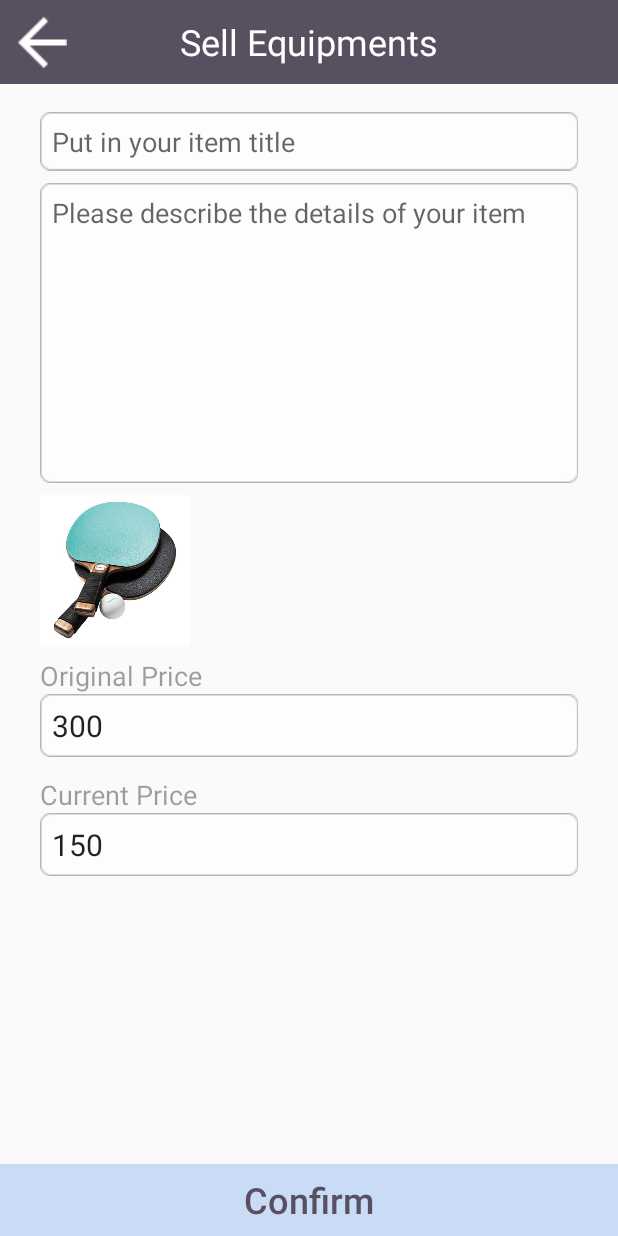
After one commit to Willqiangyw/Pingterest, an Android app: the SellEquipmentActivity screen opened directly, with no data from a screen before it, on a phone screen of 412 x 824 dp. The commit adds this screen. Run offline under Robolectric (Android 15) with nearby library versions, the phone set to English and light mode, and no system bars; our stand-ins replace Firebase (no records; nobody signed in at launch, a user with empty details on screens opened directly); Roboto replaces fonts that are not available here; 1 statement that could not run was skipped.

Commit message:
finished sell equipment page

```diff
--- a/app/build.gradle
+++ b/app/build.gradle
@@ -37,4 +37,5 @@ dependencies {
 }
 
 
+
 apply plugin: 'com.google.gms.google-services'
--- a/app/src/main/AndroidManifest.xml
+++ b/app/src/main/AndroidManifest.xml
@@ -77,7 +77,8 @@
         <activity
             android:name=".Main2Activity"
             android:label="@string/title_activity_main2"
-            android:theme="@style/Theme.AppCompat.Light.NoActionBar"></activity>
+            android:theme="@style/Theme.AppCompat.Light.NoActionBar" />
+        <activity android:name=".SellEquipmentActivity"></activity>
     </application>
 
 </manifest>
--- a/app/src/main/java/com/example/yunweiqiang/pingterest/SearchActivity.java
+++ b/app/src/main/java/com/example/yunweiqiang/pingterest/SearchActivity.java
@@ -156,4 +156,9 @@ public class SearchActivity extends AppCompatActivity {
         adapter.stopListening();
     }
 
+    public void sell(View view){
+        Intent intent = new Intent(this, SellEquipmentActivity.class);
+        startActivity(intent);
+    }
+
 }
--- /dev/null
+++ b/app/src/main/java/com/example/yunweiqiang/pingterest/SellEquipmentActivity.java
@@ -0,0 +1,100 @@
+package com.example.yunweiqiang.pingterest;
+
+import android.support.v7.app.AppCompatActivity;
+import android.os.Bundle;
+import android.support.v7.widget.Toolbar;
+import android.text.TextUtils;
+import android.view.View;
+import android.widget.EditText;
+import android.widget.Toast;
+
+import com.google.firebase.auth.FirebaseAuth;
+import com.google.firebase.auth.FirebaseUser;
+import com.google.firebase.database.DatabaseReference;
+import com.google.firebase.database.FirebaseDatabase;
+
+import java.io.IOException;
+import java.text.DateFormat;
+import java.util.Calendar;
+import java.util.Date;
+
+public class SellEquipmentActivity extends AppCompatActivity {
+
+    private FirebaseAuth mAuth;
+    private FirebaseUser user;
+
+    private String userEmail;
+    private String userKey;
+
+    private EditText mTitle, mDescription, mUsedPrice, mNewPrice;
+    private String title, description, usedPrice, newPrice, seller, sellerKey, sellAddr, sellTime;
+
+
+    private DateFormat df = DateFormat.getDateInstance(DateFormat.SHORT);
+    private DatabaseReference mDatabase;
+
+    @Override
+    protected void onCreate(Bundle savedInstanceState) {
+        super.onCreate(savedInstanceState);
+        setContentView(R.layout.activity_sell_equipment);
+
+        Toolbar toolbar = (Toolbar) findViewById(R.id.toolbarSellEquipment);
+        toolbar.setNavigationIcon(R.drawable.returnbutton);
+        toolbar.setNavigationOnClickListener(new View.OnClickListener() {
+            @Override
+            public void onClick(View v) {
+                onBackPressed();
+            }
+        });
+
+        mAuth = FirebaseAuth.getInstance();
+        user = mAuth.getCurrentUser();
+
+        if (user != null) {
+            userEmail = user.getEmail();
+            userKey = userEmail.substring(0, userEmail.indexOf('@'));
+        } else {
+            Toast.makeText(this, "no user", Toast.LENGTH_LONG).show();
+        }
+
+
+        mTitle = (EditText) findViewById(R.id.editTextSellTitle);
+        mDescription = (EditText) findViewById(R.id.editTextSellDescription);
+        mUsedPrice = (EditText) findViewById(R.id.editTextSellUsedPrice);
+        mNewPrice = (EditText) findViewById(R.id.editTextSellNewPrice);
+    }
+
+    public void confirm(View view) throws IOException {
+        if (user == null) {
+            Toast.makeText(this, "please sign in and try again", Toast.LENGTH_LONG).show();
+            return;
+        }
+
+        title = mTitle.getText().toString();
+        description = mDescription.getText().toString();
+        usedPrice = mUsedPrice.getText().toString();
+        newPrice = mNewPrice.getText().toString();
+        seller = Main2Activity.CURRENT_USER_NAME;
+        sellerKey = userKey;
+        sellAddr = Main2Activity.CURRENT_USER_ADDR;
+        Date currentTime = Calendar.getInstance().getTime();
+        sellTime = df.format(currentTime);
+        if(TextUtils.isEmpty(title) || TextUtils.isEmpty(description) || TextUtils.isEmpty(usedPrice) || TextUtils.isEmpty(newPrice)){
+            Toast.makeText(SellEquipmentActivity.this, "please fill in correct information", Toast.LENGTH_LONG).show();
+        }
+        else{
+            mDatabase = FirebaseDatabase.getInstance().getReference("Equipments").child(title);
+            mDatabase.child("itemDescription").setValue(description);
+            mDatabase.child("itemName").setValue(title);
+            mDatabase.child("key").setValue(title);
+            mDatabase.child("newPrice").setValue(newPrice);
+            mDatabase.child("usedPrice").setValue(usedPrice);
+            mDatabase.child("sellAddr").setValue(sellAddr);
+            mDatabase.child("sellTime").setValue(sellTime);
+            mDatabase.child("sellerInfo").setValue(seller);
+            mDatabase.child("sellerKey").setValue(sellerKey);
+            Toast.makeText(SellEquipmentActivity.this, "Successfully submit", Toast.LENGTH_SHORT).show();
+            finish();
+        }
+    }
+}
--- a/app/src/main/res/layout/activity_search.xml
+++ b/app/src/main/res/layout/activity_search.xml
@@ -38,6 +38,7 @@
         android:layout_height="wrap_content"
         android:background="@color/buttonBlue"
         android:fontFamily="sans-serif"
+        android:onClick="sell"
         android:text="Sell Equipment"
         android:textAllCaps="false"
         android:textColor="@color/colorPrimary"
--- /dev/null
+++ b/app/src/main/res/layout/activity_sell_equipment.xml
@@ -0,0 +1,165 @@
+<?xml version="1.0" encoding="utf-8"?>
+<android.support.constraint.ConstraintLayout xmlns:android="http://schemas.android.com/apk/res/android"
+    xmlns:app="http://schemas.android.com/apk/res-auto"
+    xmlns:tools="http://schemas.android.com/tools"
+    android:layout_width="match_parent"
+    android:layout_height="match_parent"
+    tools:context="com.example.yunweiqiang.pingterest.SellEquipmentActivity">
+
+    <android.support.v7.widget.Toolbar
+        android:id="@+id/toolbarSellEquipment"
+        android:layout_width="match_parent"
+        android:layout_height="wrap_content"
+        android:background="@color/colorPrimary"
+        android:minHeight="?attr/actionBarSize"
+        android:theme="?attr/actionBarTheme"
+        app:layout_constraintEnd_toEndOf="parent"
+        app:layout_constraintStart_toStartOf="parent"
+        app:layout_constraintTop_toTopOf="parent">
+
+        <TextView
+            android:id="@+id/textViewToolbarCoach"
+            android:layout_width="wrap_content"
+            android:layout_height="wrap_content"
+            android:layout_gravity="center"
+            android:text="Sell Equipments"
+            android:textColor="@android:color/background_light"
+            android:textSize="24sp"/>
+
+    </android.support.v7.widget.Toolbar>
+
+    <ScrollView
+        android:id="@+id/scrollView2"
+        android:layout_width="0dp"
+        android:layout_height="0dp"
+        android:layout_margin="5dp"
+        app:layout_constraintBottom_toTopOf="@+id/buttonConfirmEdit"
+        app:layout_constraintEnd_toEndOf="parent"
+        app:layout_constraintHorizontal_bias="0.0"
+        app:layout_constraintStart_toStartOf="@+id/buttonConfirmEdit"
+        app:layout_constraintTop_toBottomOf="@+id/toolbarSellEquipment"
+        app:layout_constraintVertical_bias="0.0">
+
+    <LinearLayout
+        android:layout_width="match_parent"
+        android:layout_height="wrap_content"
+        android:layout_margin="5dp"
+        android:orientation="vertical">
+
+        <EditText
+            android:id="@+id/editTextSellTitle"
+            android:layout_width="match_parent"
+            android:layout_height="wrap_content"
+            android:layout_marginEnd="16dp"
+            android:layout_marginStart="16dp"
+            android:layout_marginTop="8dp"
+            android:background="@drawable/chat_box"
+            android:ems="10"
+            android:hint="Put in your item title"
+            android:inputType="textPersonName"
+            app:layout_constraintEnd_toEndOf="parent"
+            app:layout_constraintHorizontal_bias="0.0"
+            app:layout_constraintStart_toStartOf="parent"
+            app:layout_constraintTop_toBottomOf="@+id/toolbarSellEquipment" />
+
+        <EditText
+            android:id="@+id/editTextSellDescription"
+            android:layout_width="match_parent"
+            android:layout_height="200dp"
+            android:layout_marginBottom="8dp"
+            android:layout_marginEnd="16dp"
+            android:layout_marginStart="16dp"
+            android:layout_marginTop="8dp"
+            android:background="@drawable/chat_box"
+            android:ems="10"
+            android:gravity="top|left"
+            android:hint="Please describe the details of your item"
+            android:inputType="textMultiLine"
+            app:layout_constraintBottom_toTopOf="@+id/imageViewSellItem"
+            app:layout_constraintEnd_toEndOf="parent"
+            app:layout_constraintStart_toStartOf="parent"
+            app:layout_constraintTop_toBottomOf="@+id/editTextSellTitle" />
+
+        <ImageView
+            android:id="@+id/imageViewSellItem"
+            android:layout_width="100dp"
+            android:layout_height="100dp"
+            android:layout_marginStart="16dp"
+            app:srcCompat="@drawable/equip_image" />
+
+        <LinearLayout
+            android:layout_width="match_parent"
+            android:layout_height="71dp"
+            android:layout_marginEnd="16dp"
+            android:layout_marginStart="16dp"
+            android:layout_marginTop="8dp"
+            android:orientation="vertical">
+
+
+            <TextView
+                android:id="@+id/textViewSellUsedPrice"
+                android:layout_width="match_parent"
+                android:layout_height="wrap_content"
+                android:alpha="0.7"
+                android:text="Original Price"
+                android:textSize="18sp" />
+
+            <EditText
+                android:id="@+id/editTextSellUsedPrice"
+                android:layout_width="match_parent"
+                android:layout_height="wrap_content"
+                android:background="@drawable/chat_box"
+                android:ems="10"
+                android:inputType="number"
+                android:text="300"
+                android:textSize="20sp" />
+        </LinearLayout>
+
+        <LinearLayout
+            android:layout_width="match_parent"
+            android:layout_height="71dp"
+            android:layout_marginEnd="16dp"
+            android:layout_marginStart="16dp"
+            android:layout_marginTop="8dp"
+            android:orientation="vertical">
+
+
+            <TextView
+                android:id="@+id/textViewSellNewPrice"
+                android:layout_width="match_parent"
+                android:layout_height="wrap_content"
+                android:alpha="0.7"
+                android:text="Current Price"
+                android:textSize="18sp" />
+
+            <EditText
+                android:id="@+id/editTextSellNewPrice"
+                android:layout_width="match_parent"
+                android:layout_height="wrap_content"
+                android:background="@drawable/chat_box"
+                android:ems="10"
+                android:inputType="number"
+                android:text="150"
+                android:textSize="20sp" />
+        </LinearLayout>
+
+    </LinearLayout>
+    </ScrollView>
+
+
+    <Button
+        android:id="@+id/buttonConfirmEdit"
+        android:layout_width="0dp"
+        android:layout_height="wrap_content"
+        android:background="@color/buttonBlue"
+        android:onClick="confirm"
+        android:text="Confirm"
+        android:textAllCaps="false"
+        android:textColor="@color/colorPrimary"
+        android:textSize="24sp"
+        app:layout_constraintBottom_toBottomOf="parent"
+        app:layout_constraintEnd_toEndOf="parent"
+        app:layout_constraintHorizontal_bias="0.0"
+        app:layout_constraintStart_toStartOf="parent" />
+
+</android.support.constraint.ConstraintLayout>
--- a/app/src/main/res/values/strings.xml
+++ b/app/src/main/res/values/strings.xml
@@ -33,7 +33,7 @@
         <item>Expert</item>
     </string-array>
     <string-array name="skill_level_num">
-    <item>Skill level</item>
+        <item>Skill level</item>
         <item>1</item>
         <item>2</item>
         <item>3</item>
@@ -44,7 +44,7 @@
         <item>8</item>
         <item>9</item>
         <item>10</item>
-</string-array>
+    </string-array>
     <string name="title_activity_main2">Main2Activity</string>
 
     <string name="navigation_drawer_open">Open navigation drawer</string>
```
Also changed, not shown: app/src/main/java/com/example/yunweiqiang/pingterest/Main2Activity.java (+21 -0 lines), app/src/main/java/com/example/yunweiqiang/pingterest/SignUpPage.java (+10 -0 lines), app/src/main/res/layout/activity_sign_up_page.xml (+24 -1 lines).
